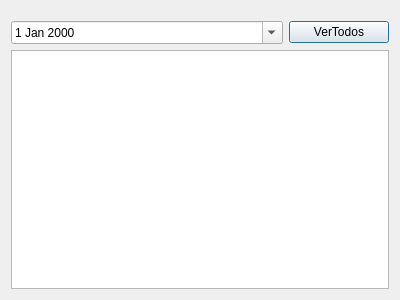
linoboss/PyExcel, file ui/checkinoutview.ui: the form before one commit.
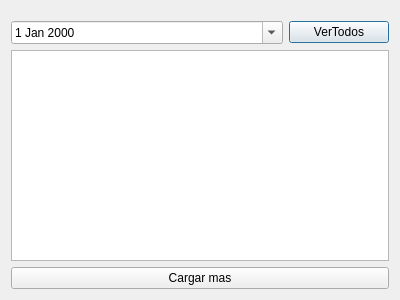
The form after the commit.

```diff
--- a/ui/checkinoutview.ui
+++ b/ui/checkinoutview.ui
@@ -63,6 +63,13 @@
      </item>
     </layout>
    </item>
+   <item row="3" column="0">
+    <widget class="QPushButton" name="qloadmore">
+     <property name="text">
+      <string>Cargar mas</string>
+     </property>
+    </widget>
+   </item>
   </layout>
  </widget>
  <resources/>
```
